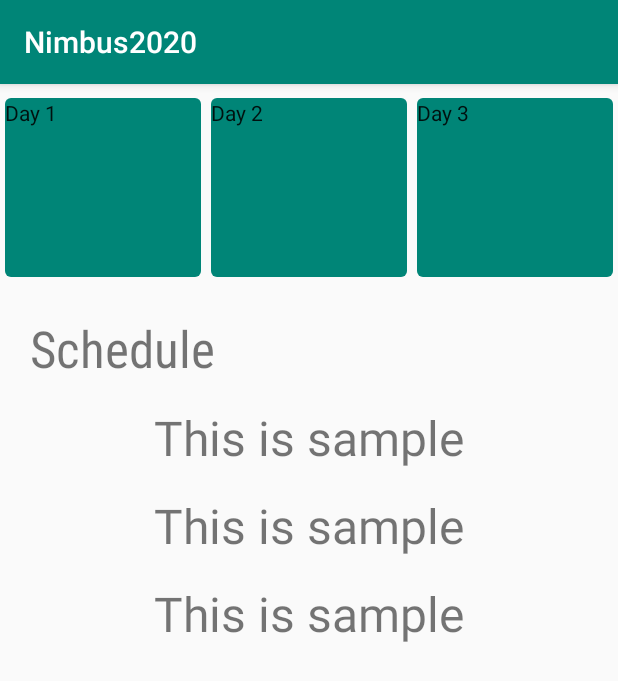
After one commit to appteam-nith/nimbus2020, an Android app: the fragment Day1Fragment placed in its activity, on a phone screen of 412 x 824 dp. The commit adds this screen. Shown: the top 681 px of the screen. Run offline under Robolectric (Android 15) with nearby library versions, the phone set to English and light mode, and no system bars; network calls fail.

Commit message:
Update 1.2

```diff
--- a/app/build.gradle
+++ b/app/build.gradle
@@ -23,6 +23,7 @@ dependencies {
     implementation fileTree(dir: 'libs', include: ['*.jar'])
     implementation 'androidx.appcompat:appcompat:1.1.0'
     implementation 'androidx.constraintlayout:constraintlayout:1.1.3'
+    implementation 'androidx.legacy:legacy-support-v4:1.0.0'
     testImplementation 'junit:junit:4.12'
     androidTestImplementation 'androidx.test.ext:junit:1.1.1'
     androidTestImplementation 'androidx.test.espresso:espresso-core:3.2.0'
@@ -32,6 +33,7 @@ dependencies {
 
     implementation 'de.hdodenhof:circleimageview:3.0.1'
     implementation 'com.google.android.material:material:1.2.0-alpha04'
+    implementation 'com.github.florent37:shapeofview:1.4.7'
 
     implementation 'com.squareup.picasso:picasso:2.5.2'
 
--- a/app/src/main/java/com/nith/appteam/nimbus2020/Activities/Schedule.java
+++ b/app/src/main/java/com/nith/appteam/nimbus2020/Activities/Schedule.java
@@ -2,15 +2,58 @@ package com.nith.appteam.nimbus2020.Activities;
 
 import androidx.appcompat.app.AppCompatActivity;
 
+import android.app.FragmentManager;
+import android.app.FragmentTransaction;
 import android.os.Bundle;
+import android.view.View;
 
+import com.google.android.material.button.MaterialButton;
+import com.nith.appteam.nimbus2020.Fragments.Day1Fragment;
+import com.nith.appteam.nimbus2020.Fragments.Day2Fragment;
 import com.nith.appteam.nimbus2020.R;
+import android.app.Fragment;
+public class Schedule extends AppCompatActivity {
 
-public class Schedule extends AppCompatActivity {
+    MaterialButton day1Button;
+    MaterialButton day2Button;
+    MaterialButton day3Button;
 
     @Override
     protected void onCreate(Bundle savedInstanceState) {
         super.onCreate(savedInstanceState);
         setContentView(R.layout.activity_schedule);
+
+        day1Button=findViewById(R.id.day1Button);
+        day2Button=findViewById(R.id.day2Button);
+        day3Button=findViewById(R.id.day3Button);
+        day1Button.setOnClickListener(new View.OnClickListener() {
+            @Override
+            public void onClick(View view) {
+                LoadFragment(new Day1Fragment());
+            }
+        });
+        day2Button.setOnClickListener(new View.OnClickListener() {
+            @Override
+            public void onClick(View view) {
+                LoadFragment(new Day2Fragment());
+            }
+        });
+
+
+
+
     }
+
+
+
+
+
+
+    private void LoadFragment(Fragment fragment){
+        FragmentManager fragmentManager=getFragmentManager();
+        FragmentTransaction fragmentTransaction=fragmentManager.beginTransaction();
+        fragmentTransaction.replace(R.id.schedule_frame,fragment);
+        fragmentTransaction.commit();
+    }
+
 }
--- /dev/null
+++ b/app/src/main/java/com/nith/appteam/nimbus2020/Fragments/Day1Fragment.java
@@ -0,0 +1,22 @@
+package com.nith.appteam.nimbus2020.Fragments;
+
+import android.app.Fragment;
+import android.os.Bundle;
+import android.view.LayoutInflater;
+import android.view.View;
+import android.view.ViewGroup;
+
+import androidx.annotation.NonNull;
+import androidx.annotation.Nullable;
+
+import com.nith.appteam.nimbus2020.R;
+
+public class Day1Fragment extends Fragment {
+    @Nullable
+    @Override
+    public View onCreateView(@NonNull LayoutInflater inflater, @Nullable ViewGroup container, @Nullable Bundle savedInstanceState) {
+
+        View view=inflater.inflate(R.layout.fragmentday1,container,false);
+        return view;
+    }
+}
--- a/app/src/main/res/layout/activity_schedule.xml
+++ b/app/src/main/res/layout/activity_schedule.xml
@@ -50,7 +50,7 @@
         android:text="Schedule"
         android:textSize="34sp"
         android:id="@+id/scheduleText"
-        android:layout_marginLeft="20dp"
+        android:layout_marginStart="20dp"
         android:layout_marginTop="15dp"
 
         app:layout_constraintStart_toStartOf="parent"
--- /dev/null
+++ b/app/src/main/res/layout/fragmentday1.xml
@@ -0,0 +1,41 @@
+<?xml version="1.0" encoding="utf-8"?>
+<androidx.constraintlayout.widget.ConstraintLayout xmlns:android="http://schemas.android.com/apk/res/android"
+    xmlns:app="http://schemas.android.com/apk/res-auto"
+    android:orientation="vertical" android:layout_width="match_parent"
+    android:layout_height="match_parent">
+
+    <com.google.android.material.textview.MaterialTextView
+        android:layout_width="wrap_content"
+        android:layout_height="wrap_content"
+        android:text="This is sample"
+        android:id="@+id/schedule1"
+        android:textSize="32sp"
+        app:layout_constraintEnd_toEndOf="parent"
+        app:layout_constraintStart_toStartOf="parent"
+        app:layout_constraintTop_toTopOf="parent"
+        android:layout_margin="15dp"/>
+
+    <com.google.android.material.textview.MaterialTextView
+        android:layout_width="wrap_content"
+        android:layout_height="wrap_content"
+        android:layout_margin="15dp"
+        android:text="This is sample"
+        android:id="@+id/schedule2"
+        android:textSize="32sp"
+        app:layout_constraintEnd_toEndOf="parent"
+        app:layout_constraintStart_toStartOf="parent"
+        app:layout_constraintTop_toBottomOf="@+id/schedule1" />
+    <com.google.android.material.textview.MaterialTextView
+        android:layout_width="wrap_content"
+        android:layout_height="wrap_content"
+        android:layout_margin="15dp"
+        android:text="This is sample"
+        android:textSize="32sp"
+        app:layout_constraintEnd_toEndOf="parent"
+        app:layout_constraintStart_toStartOf="parent"
+        app:layout_constraintTop_toBottomOf="@+id/schedule2" />
+
+
+
+
+</androidx.constraintlayout.widget.ConstraintLayout>
--- a/app/src/main/res/values/strings.xml
+++ b/app/src/main/res/values/strings.xml
@@ -3,4 +3,7 @@
     <string name="app_name">Nimbus2020</string>
     <string name="baseUrl">http://api.festnimbus.com</string>
 
+    <!-- TODO: Remove or change this placeholder text -->
+    <string name="hello_blank_fragment">Hello blank fragment</string>
+
 </resources>
```
Also changed, not shown: app/src/main/java/com/nith/appteam/nimbus2020/Activities/MainActivity.java (+8 -0 lines), app/src/main/java/com/nith/appteam/nimbus2020/Fragments/Day2Fragment.java (added, +22 -0 lines), app/src/main/res/layout/fragmentday2.xml (added, +41 -0 lines).
